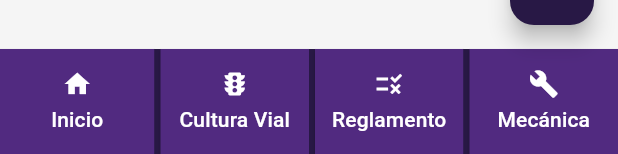
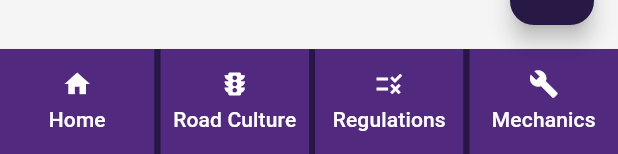
Before and after one commit to jacquelr/Wisdrive, a Flutter app: the EdditProfileInputs widget shown alone on an empty page, opened directly, after a tap on "Cancel", on a phone screen of 412 x 824 dp. Shown: the part 1082-1236 px from the top of the screen. Run offline on Flutter 3.47's test engine with Material 3 defaults, Android fonts, the phone set to English and light mode, and no system bars; drawn by our look-alikes of carousel_slider, smooth_page_indicator; our stand-ins replace flutter_chat_types, flutter_chat_ui, flutter_dotenv, get, get_storage, google_fonts and 2 more; missing offline and left inert: syncfusion_flutter_pdfviewer; accounts and stored records are empty; Roboto replaces fonts that are missing (Play).

Commit message:
design(multilanguage):set text to multilanguage functionality

```diff
--- a/lib/navigation/screens/quizes/quizes_screen.dart
+++ b/lib/navigation/screens/quizes/quizes_screen.dart
@@ -5,6 +5,7 @@ import 'package:supabase_flutter/supabase_flutter.dart';
 import 'package:wisdrive/controllers/theme_controller.dart';
 import 'package:wisdrive/data/app_theme.dart';
 import 'questions_screen.dart';
+import '../../../generated/l10n.dart';
 
 class QuizesScreen extends StatefulWidget {
   const QuizesScreen(
@@ -82,7 +83,7 @@ class _QuizesScreenState extends State<QuizesScreen> {
                           backgroundColor: AppTheme.lightSecondary,
                           radius: 30,
                           child: Text(
-                            'Nivel ${index + 1}',
+                            '${S.of(context).level} ${index + 1}',
                             style: GoogleFonts.play(color: Colors.white),
                             textAlign: TextAlign.center,
                           ),
--- a/lib/widgets/home/category_list.dart
+++ b/lib/widgets/home/category_list.dart
@@ -1,6 +1,7 @@
 import 'package:flutter/material.dart';
 import 'package:google_fonts/google_fonts.dart';
 import 'package:wisdrive/data/app_theme.dart';
+import '../../generated/l10n.dart';
 
 class CategoryProps {
   final int? id; // null para Home
@@ -19,15 +20,15 @@ class CategoryList extends StatelessWidget {
 
   const CategoryList({super.key, required this.onCategorySelected});
 
-  final List<CategoryProps> categoryButtons = const [
-    CategoryProps(id: null, name: 'Inicio', icon: Icons.home),
-    CategoryProps(id: 1, name: 'Cultura Vial', icon: Icons.traffic),
-    CategoryProps(id: 2, name: 'Reglamento', icon: Icons.rule),
-    CategoryProps(id: 3, name: 'Mecánica', icon: Icons.build),
-  ];
-
   @override
   Widget build(BuildContext context) {
+    final List<CategoryProps> categoryButtons = [
+      CategoryProps(id: null, name: S.of(context).home, icon: Icons.home),
+      CategoryProps(id: 1, name: S.of(context).road_culture, icon: Icons.traffic),
+      CategoryProps(id: 2, name: S.of(context).regulations, icon: Icons.rule),
+      CategoryProps(id: 3, name: S.of(context).mechanics, icon: Icons.build),
+    ];
+
     return Container(
       height: 70,
       decoration: const BoxDecoration(
--- a/lib/widgets/home/module_list.dart
+++ b/lib/widgets/home/module_list.dart
@@ -89,7 +89,7 @@ class ModuleList extends StatelessWidget {
                       crossAxisAlignment: CrossAxisAlignment.center,
                       children: [
                         Text(
-                          "Lección ${module['id']}",
+                          "${S.of(context).lesson} ${module['id']}",
                           textAlign: TextAlign.center,
                           style: GoogleFonts.play(
                               color: Colors.white,
@@ -122,10 +122,6 @@ class ModuleList extends StatelessWidget {
                                 AppTheme.lightSecondary),
                           ),
                         ),
-                        // Text(
-                        //   "${(progress * 100).toInt()}% completado",
-                        //   style: const TextStyle(color: Colors.white, fontSize: 14),
-                        // ),
                       ],
                     ),
                   ),
```
Also changed, not shown: lib/l10n/intl_en.arb (+16 -1 lines), lib/l10n/intl_es.arb (+16 -1 lines), lib/generated/intl/messages_en.dart, lib/generated/intl/messages_es.dart, lib/generated/l10n.dart.
